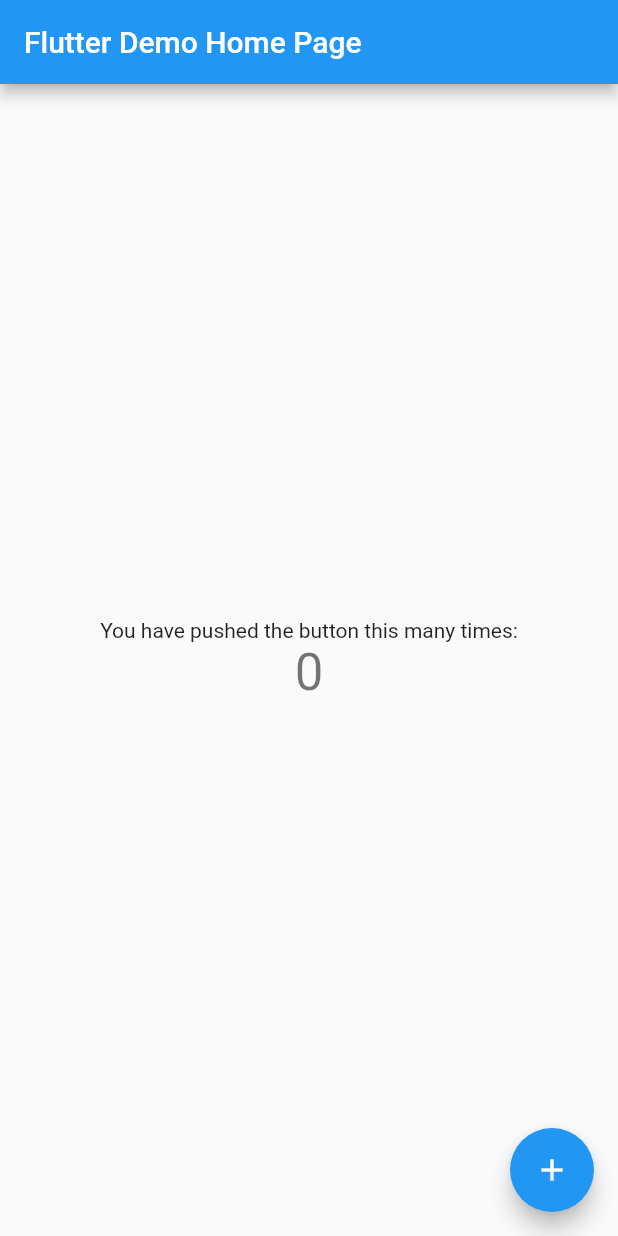
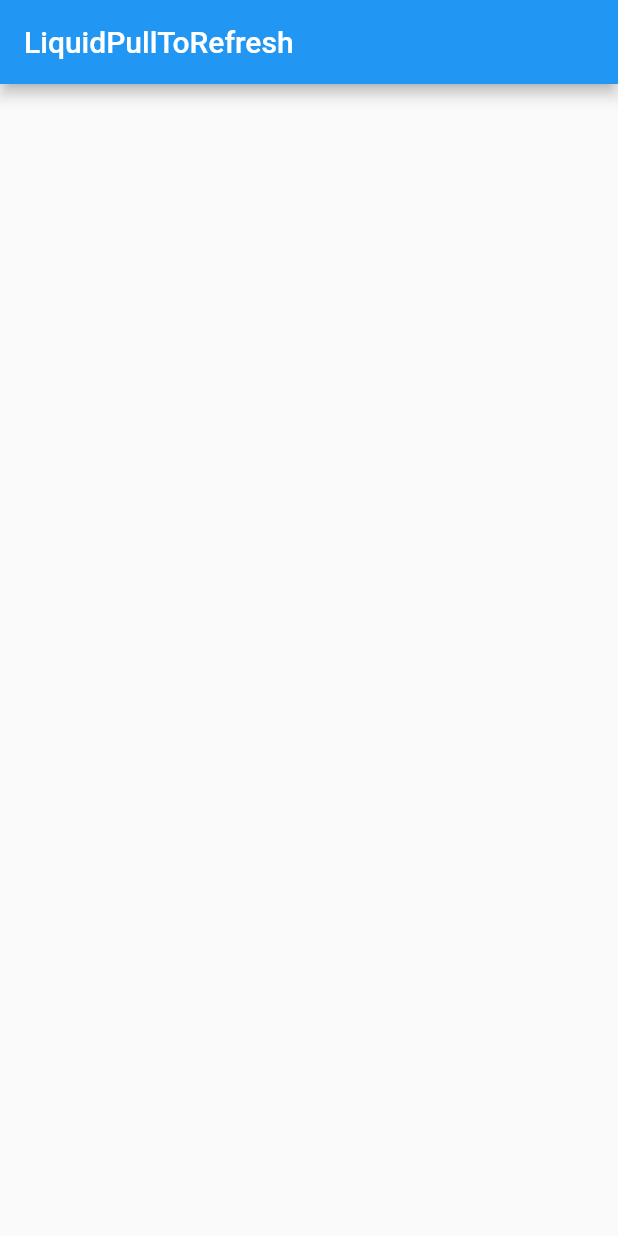
Before and after one commit to aagarwal1012/Liquid-Pull-To-Refresh, a Flutter app: the screen it shows after launch, on a phone screen of 412 x 824 dp. Run offline on Flutter 3.47's test engine with Material 2 defaults, Android fonts, the phone set to English and light mode, and no system bars.

Commit message:
startup code cleanup

```diff
--- a/example/lib/main.dart
+++ b/example/lib/main.dart
@@ -9,33 +9,17 @@ class MyApp extends StatelessWidget {
     return MaterialApp(
       title: 'Flutter Demo',
       theme: ThemeData(
-        // This is the theme of your application.
-        //
-        // Try running your application with "flutter run". You'll see the
-        // application has a blue toolbar. Then, without quitting the app, try
-        // changing the primarySwatch below to Colors.green and then invoke
-        // "hot reload" (press "r" in the console where you ran "flutter run",
-        // or simply save your changes to "hot reload" in a Flutter IDE).
-        // Notice that the counter didn't reset back to zero; the application
-        // is not restarted.
         primarySwatch: Colors.blue,
       ),
-      home: MyHomePage(title: 'Flutter Demo Home Page'),
+      home: MyHomePage(title: 'LiquidPullToRefresh'),
+
     );
   }
 }
 
 class MyHomePage extends StatefulWidget {
+
   MyHomePage({Key key, this.title}) : super(key: key);
-
-  // This widget is the home page of your application. It is stateful, meaning
-  // that it has a State object (defined below) that contains fields that affect
-  // how it looks.
-
-  // This class is the configuration for the state. It holds the values (in this
-  // case the title) provided by the parent (in this case the App widget) and
-  // used by the build method of the State. Fields in a Widget subclass are
-  // always marked "final".
 
   final String title;
 
@@ -44,68 +28,15 @@ class MyHomePage extends StatefulWidget {
 }
 
 class _MyHomePageState extends State<MyHomePage> {
-  int _counter = 0;
-
-  void _incrementCounter() {
-    setState(() {
-      // This call to setState tells the Flutter framework that something has
-      // changed in this State, which causes it to rerun the build method below
-      // so that the display can reflect the updated values. If we changed
-      // _counter without calling setState(), then the build method would not be
-      // called again, and so nothing would appear to happen.
-      _counter++;
-    });
-  }
 
   @override
   Widget build(BuildContext context) {
-    // This method is rerun every time setState is called, for instance as done
-    // by the _incrementCounter method above.
-    //
-    // The Flutter framework has been optimized to make rerunning build methods
-    // fast, so that you can just rebuild anything that needs updating rather
-    // than having to individually change instances of widgets.
     return Scaffold(
       appBar: AppBar(
-        // Here we take the value from the MyHomePage object that was created by
-        // the App.build method, and use it to set our appbar title.
         title: Text(widget.title),
       ),
       body: Center(
-        // Center is a layout widget. It takes a single child and positions it
-        // in the middle of the parent.
-        child: Column(
-          // Column is also layout widget. It takes a list of children and
-          // arranges them vertically. By default, it sizes itself to fit its
-          // children horizontally, and tries to be as tall as its parent.
-          //
-          // Invoke "debug painting" (press "p" in the console, choose the
-          // "Toggle Debug Paint" action from the Flutter Inspector in Android
-          // Studio, or the "Toggle Debug Paint" command in Visual Studio Code)
-          // to see the wireframe for each widget.
-          //
-          // Column has various properties to control how it sizes itself and
-          // how it positions its children. Here we use mainAxisAlignment to
-          // center the children vertically; the main axis here is the vertical
-          // axis because Columns are vertical (the cross axis would be
-          // horizontal).
-          mainAxisAlignment: MainAxisAlignment.center,
-          children: <Widget>[
-            Text(
-              'You have pushed the button this many times:',
-            ),
-            Text(
-              '$_counter',
-              style: Theme.of(context).textTheme.display1,
-            ),
-          ],
-        ),
-      ),
-      floatingActionButton: FloatingActionButton(
-        onPressed: _incrementCounter,
-        tooltip: 'Increment',
-        child: Icon(Icons.add),
-      ), // This trailing comma makes auto-formatting nicer for build methods.
+      )
     );
   }
 }
```
Also changed, not shown: 1 other file.
